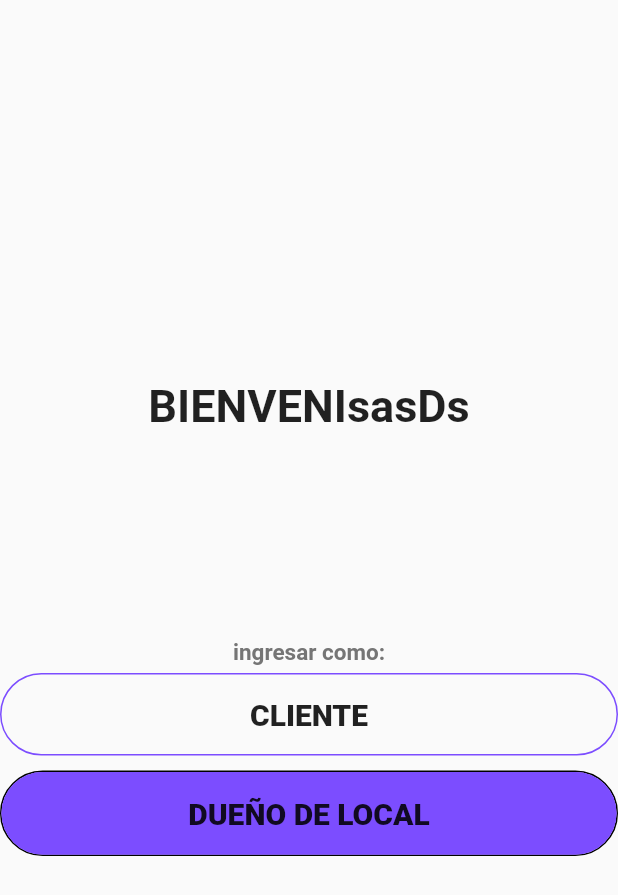
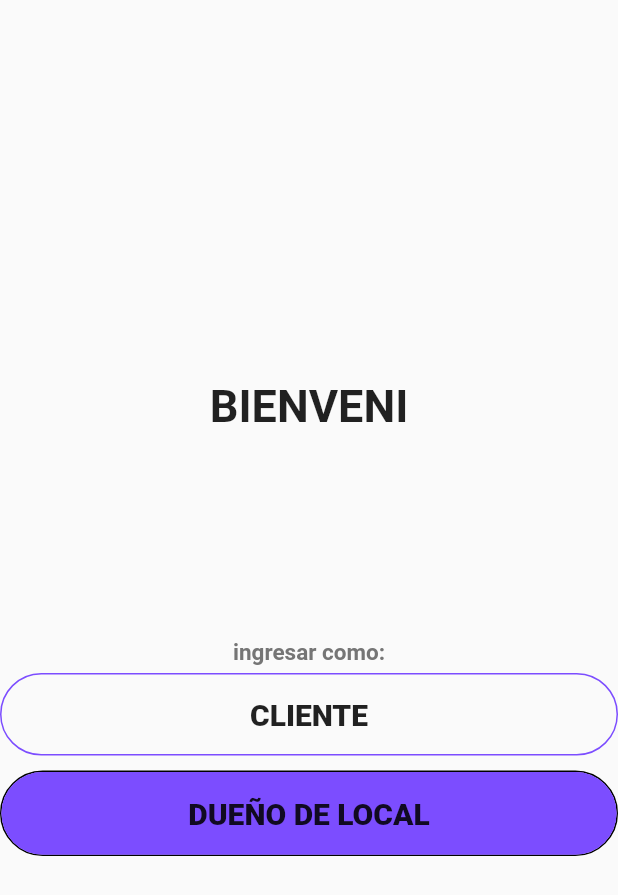
Before and after one commit to colettidaniela/PROMOSNEUQUEN, a Flutter app: the screen it shows after launch, on a phone screen of 412 x 824 dp. Shown: the top 895 px of the screen. Run offline on Flutter 3.47's test engine with Material 2 defaults, Android fonts, the phone set to English and light mode, and no system bars; our stand-ins replace curved_navigation_bar.

Commit message:
update15

```diff
--- a/lib/main.dart
+++ b/lib/main.dart
@@ -21,7 +21,7 @@ class MyApp extends StatelessWidget {
               Column(
                 children: <Widget>[
                   Text(
-                    "BIENVENIsasDs",
+                    "BIENVENI",
                     style: TextStyle(
                       fontWeight: FontWeight.bold,
                       fontSize: 30,
```
